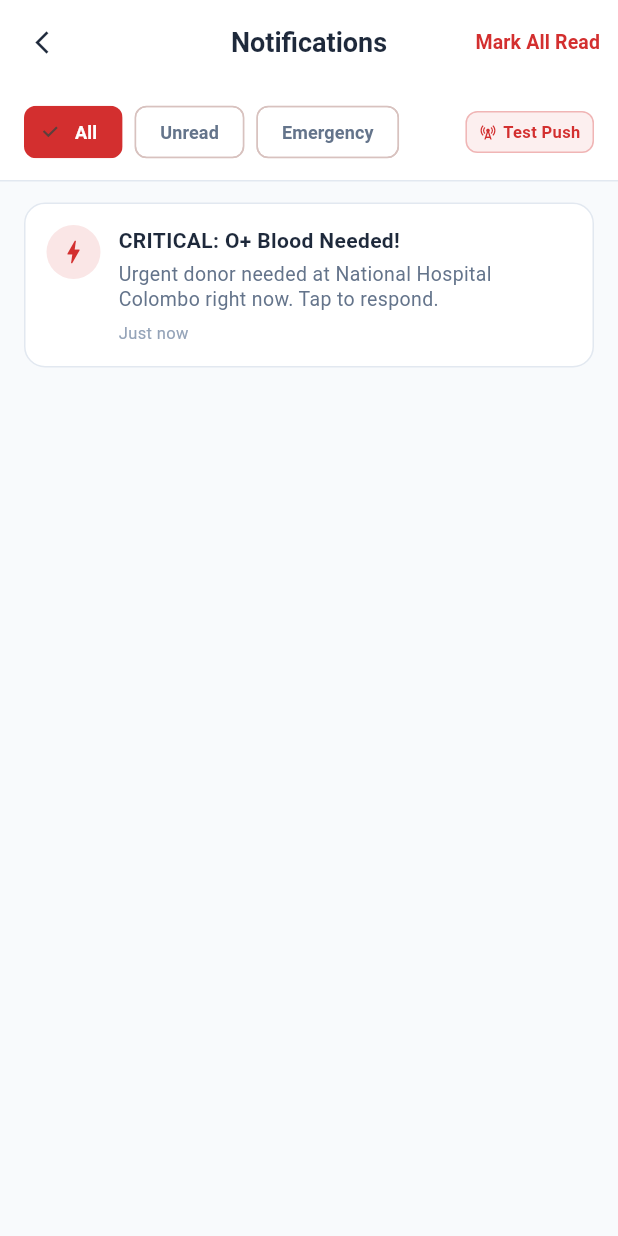
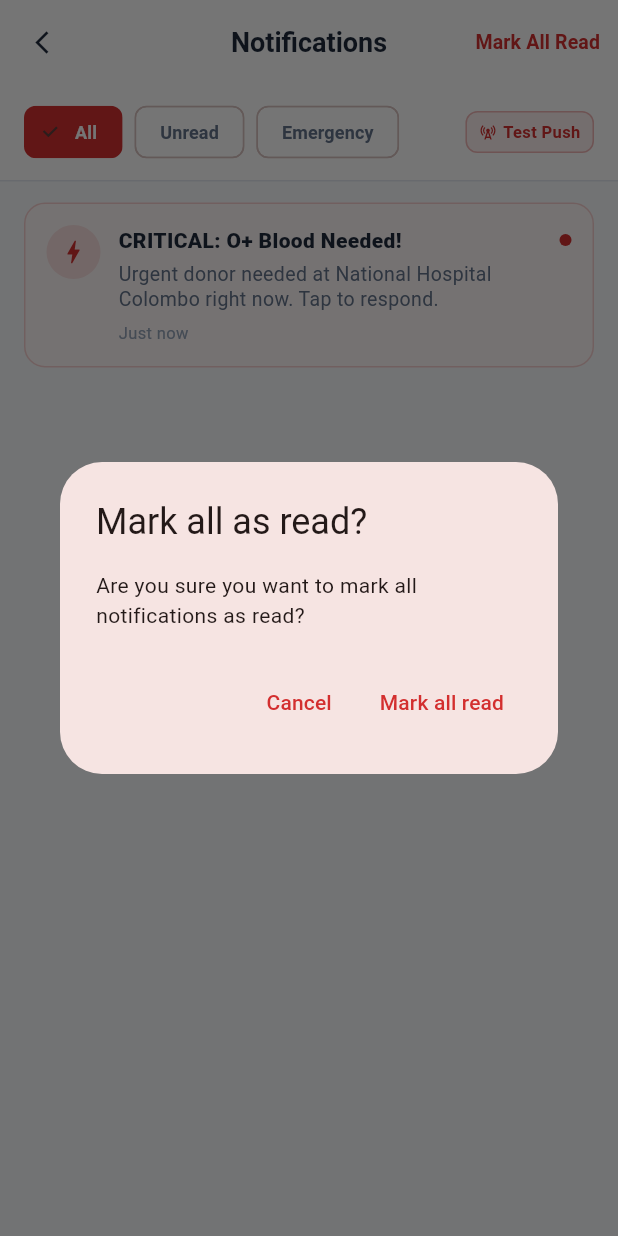
Before and after one commit to kanchana436/blood-donor-emergency-app_Group_WE55, a Flutter app: the NotificationsScreen screen opened directly, after a tap on "Test Push", after a tap on "Mark All Read", on a phone screen of 412 x 824 dp. Run offline on Flutter 3.47's test engine with Material 3 defaults, Android fonts, the phone set to English and light mode, and no system bars; our stand-ins replace shared_preferences; accounts and stored records are empty.

Commit message:
Add confirmation dialog before marking all notifications read

```diff
--- a/lib/screens/notifications/notifications_screen.dart
+++ b/lib/screens/notifications/notifications_screen.dart
@@ -59,7 +59,31 @@ class NotificationsScreen extends StatelessWidget {
         actions: [
           if (notifications.isNotEmpty)
             TextButton(
-              onPressed: () => notifProvider.markAllAsRead(userId),
+              onPressed: () async {
+                final confirm = await showDialog<bool>(
+                  context: context,
+                  builder: (ctx) => AlertDialog(
+                    title: const Text('Mark all as read?'),
+                    content: const Text(
+                      'Are you sure you want to mark all notifications as read?',
+                    ),
+                    actions: [
+                      TextButton(
+                        onPressed: () => Navigator.of(ctx).pop(false),
+                        child: const Text('Cancel'),
+                      ),
+                      TextButton(
+                        onPressed: () => Navigator.of(ctx).pop(true),
+                        child: const Text('Mark all read'),
+                      ),
+                    ],
+                  ),
+                );
+
+                if (confirm == true) {
+                  await notifProvider.markAllAsRead(userId);
+                }
+              },
               child: const Text(
                 'Mark All Read',
                 style: TextStyle(fontWeight: FontWeight.w600, fontSize: 13),
```
